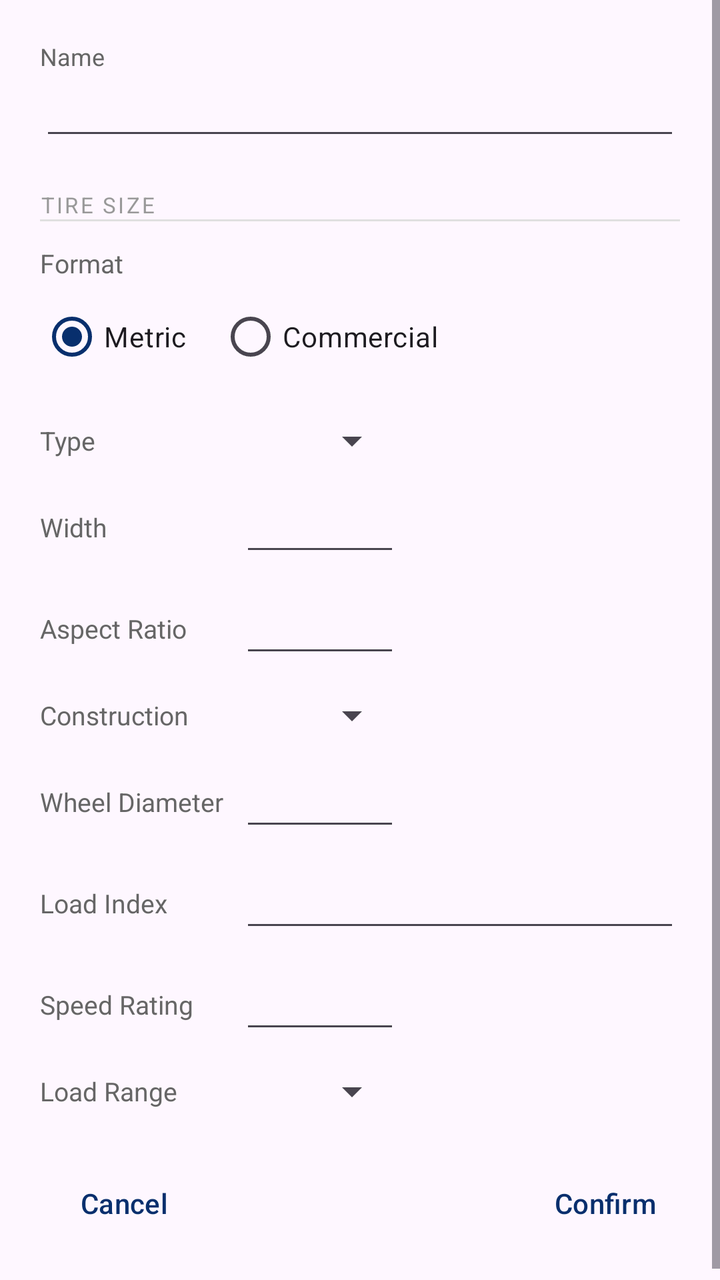
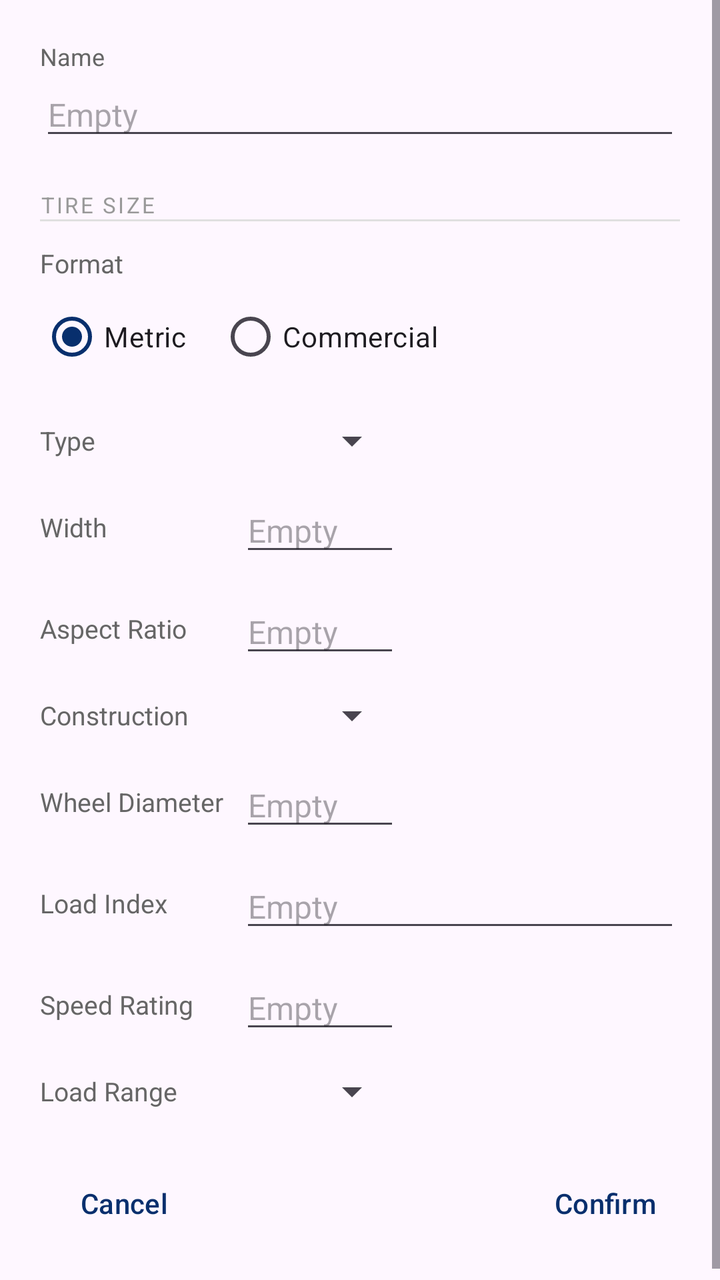

The first picture is an Android layout as it rendered before a commit; the second is the same layout after the commit. The layout source and the unified diff follow.
<!-- AndroidManifest.xml: application theme Theme.BarcodeScannerApp -->
<!-- res/layout/dialog_manual_entry.xml -->
<?xml version="1.0" encoding="utf-8"?>
<ScrollView xmlns:android="http://schemas.android.com/apk/res/android"
    android:layout_width="match_parent"
    android:layout_height="wrap_content">

    <LinearLayout
        android:layout_width="match_parent"
        android:layout_height="wrap_content"
        android:orientation="vertical"
        android:padding="20dp">

        <TextView
            android:layout_width="wrap_content"
            android:layout_height="wrap_content"
            android:text="Name"
            android:textSize="12sp"
            android:textColor="#666666" />

        <EditText
            android:id="@+id/brandInput"
            android:layout_width="match_parent"
            android:layout_height="wrap_content"
            android:hint=""
            android:inputType="text"
            android:textSize="16sp" />

        <TextView
            android:layout_width="wrap_content"
            android:layout_height="wrap_content"
            android:layout_marginTop="20dp"
            android:text="TIRE SIZE"
            android:textSize="11sp"
            android:textColor="#999999"
            android:letterSpacing="0.1" />

        <View
            android:layout_width="match_parent"
            android:layout_height="1dp"
            android:layout_marginBottom="12dp"
            android:background="#E0E0E0" />

        
        <TextView
            android:layout_width="wrap_content"
            android:layout_height="wrap_content"
            android:text="Format"
            android:textSize="13sp"
            android:textColor="#666666"
            android:layout_marginBottom="4dp" />

        
        <RadioGroup
            android:id="@+id/tireModeGroup"
            android:layout_width="wrap_content"
            android:layout_height="wrap_content"
            android:orientation="horizontal"
            android:layout_marginBottom="16dp">

            <RadioButton
                android:id="@+id/radioMetric"
                android:layout_width="wrap_content"
                android:layout_height="wrap_content"
                android:text="Metric"
                android:checked="true"
                android:layout_marginEnd="16dp" />

            <RadioButton
                android:id="@+id/radioCommercial"
                android:layout_width="wrap_content"
                android:layout_height="wrap_content"
                android:text="Commercial" />

        </RadioGroup>

        
        <LinearLayout
            android:id="@+id/rowPrefix"
            android:layout_width="match_parent"
            android:layout_height="wrap_content"
            android:orientation="horizontal"
            android:gravity="center_vertical"
            android:layout_marginBottom="12dp">

            <TextView
                android:layout_width="100dp"
                android:layout_height="wrap_content"
                android:text="Type"
                android:textSize="13sp"
                android:textColor="#666666" />

            <Spinner
                android:id="@+id/tirePrefixSpinner"
                android:layout_width="wrap_content"
                android:layout_height="wrap_content"
                android:minWidth="80dp" />

        </LinearLayout>

        <LinearLayout
            android:layout_width="match_parent"
            android:layout_height="wrap_content"
            android:orientation="horizontal"
            android:gravity="center_vertical"
            android:layout_marginBottom="12dp">

            <TextView
                android:layout_width="100dp"
                android:layout_height="wrap_content"
                android:text="Width"
                android:textSize="13sp"
                android:textColor="#666666" />

            <EditText
                android:id="@+id/tireWidthInput"
                android:layout_width="80dp"
                android:layout_height="wrap_content"
                android:hint=""
                android:inputType="number"
                android:maxLength="3"
                android:textSize="16sp" />

        </LinearLayout>

        
        <LinearLayout
            android:id="@+id/rowRatio"
            android:layout_width="match_parent"
            android:layout_height="wrap_content"
            android:orientation="horizontal"
            android:gravity="center_vertical"
            android:layout_marginBottom="12dp">

            <TextView
                android:layout_width="100dp"
                android:layout_height="wrap_content"
                android:text="Aspect Ratio"
                android:textSize="13sp"
                android:textColor="#666666" />

            <EditText
                android:id="@+id/tireRatioInput"
                android:layout_width="80dp"
                android:layout_height="wrap_content"
                android:hint=""
                android:inputType="number"
                android:maxLength="2"
                android:textSize="16sp" />

        </LinearLayout>

        <LinearLayout
            android:layout_width="match_parent"
            android:layout_height="wrap_content"
            android:orientation="horizontal"
            android:gravity="center_vertical"
            android:layout_marginBottom="12dp">

            <TextView
                android:layout_width="100dp"
                android:layout_height="wrap_content"
                android:text="Construction"
                android:textSize="13sp"
                android:textColor="#666666" />

            <Spinner
                android:id="@+id/tireConstructionSpinner"
                android:layout_width="wrap_content"
                android:layout_height="wrap_content"
                android:minWidth="80dp" />

        </LinearLayout>

        <LinearLayout
            android:layout_width="match_parent"
            android:layout_height="wrap_content"
            android:orientation="horizontal"
            android:gravity="center_vertical"
            android:layout_marginBottom="12dp">

            <TextView
                android:layout_width="100dp"
                android:layout_height="wrap_content"
                android:text="Wheel Diameter"
                android:textSize="13sp"
                android:textColor="#666666" />

            <EditText
                android:id="@+id/tireDiameterInput"
                android:layout_width="80dp"
                android:layout_height="wrap_content"
                android:hint=""
                android:inputType="numberDecimal"
                android:maxLength="4"
                android:textSize="16sp" />

        </LinearLayout>

        <LinearLayout
            android:layout_width="match_parent"
            android:layout_height="wrap_content"
            android:orientation="horizontal"
            android:gravity="center_vertical"
            android:layout_marginBottom="12dp">

            <TextView
                android:layout_width="100dp"
                android:layout_height="wrap_content"
                android:text="Load Index"
                android:textSize="13sp"
                android:textColor="#666666" />

            <EditText
                android:id="@+id/tireLoadIndexInput"
                android:layout_width="match_parent"
                android:layout_height="wrap_content"
                android:hint=""
                android:inputType="text"
                android:maxLength="10"
                android:textSize="16sp" />

        </LinearLayout>

        <LinearLayout
            android:layout_width="match_parent"
            android:layout_height="wrap_content"
            android:orientation="horizontal"
            android:gravity="center_vertical"
            android:layout_marginBottom="12dp">

            <TextView
                android:layout_width="100dp"
                android:layout_height="wrap_content"
                android:text="Speed Rating"
                android:textSize="13sp"
                android:textColor="#666666" />

            <EditText
                android:id="@+id/tireSpeedRatingInput"
                android:layout_width="80dp"
                android:layout_height="wrap_content"
                android:hint=""
                android:inputType="textCapCharacters"
                android:maxLength="2"
                android:textSize="16sp" />

        </LinearLayout>

        <LinearLayout
            android:layout_width="match_parent"
            android:layout_height="wrap_content"
            android:orientation="horizontal"
            android:gravity="center_vertical"
            android:layout_marginBottom="12dp">

            <TextView
                android:layout_width="100dp"
                android:layout_height="wrap_content"
                android:text="Load Range"
                android:textSize="13sp"
                android:textColor="#666666" />

            <Spinner
                android:id="@+id/plyRatingSpinner"
                android:layout_width="wrap_content"
                android:layout_height="wrap_content"
                android:minWidth="80dp" />

        </LinearLayout>

        <LinearLayout
            android:layout_width="match_parent"
            android:layout_height="wrap_content"
            android:layout_marginTop="8dp"
            android:orientation="horizontal"
            android:gravity="end">

            <Button
                android:id="@+id/cancelButton"
                style="?android:attr/buttonBarButtonStyle"
                android:layout_width="wrap_content"
                android:layout_height="wrap_content"
                android:text="Cancel" />

            <View
                android:layout_width="0dp"
                android:layout_height="1dp"
                android:layout_weight="1" />

            <Button
                android:id="@+id/confirmButton"
                android:layout_width="wrap_content"
                android:layout_height="wrap_content"
                android:text="Confirm"
                android:layout_marginStart="8dp"
                style="?android:attr/buttonBarButtonStyle" />

        </LinearLayout>

    </LinearLayout>

</ScrollView>
<!-- resources referenced by this layout -->
<resources>
  <style name="Theme.BarcodeScannerApp" parent="Base.Theme.BarcodeScannerApp" />
  <style name="Base.Theme.BarcodeScannerApp" parent="Theme.Material3.DayNight.NoActionBar">
          <item name="android:statusBarColor">#C11236</item>
          <item name="colorPrimary">@color/blue</item>
          <item name="colorSurface">@color/white</item>
          <item name="colorOnSurface">@color/black</item>
      </style>
  <color name="blue">#082F6D</color>
  <color name="white">#FFFFFFFF</color>
  <color name="black">#FF000000</color>
</resources>

<!-- the commit's change to res/layout/dialog_manual_entry.xml (unified diff, before → after) -->
@@ -20,7 +20,7 @@
             android:id="@+id/brandInput"
             android:layout_width="match_parent"
             android:layout_height="wrap_content"
-            android:hint=""
+            android:hint="Empty"
             android:inputType="text"
             android:textSize="16sp" />
 
@@ -114,7 +114,7 @@
                 android:id="@+id/tireWidthInput"
                 android:layout_width="80dp"
                 android:layout_height="wrap_content"
-                android:hint=""
+                android:hint="Empty"
                 android:inputType="number"
                 android:maxLength="3"
                 android:textSize="16sp" />
@@ -141,7 +141,7 @@
                 android:id="@+id/tireRatioInput"
                 android:layout_width="80dp"
                 android:layout_height="wrap_content"
-                android:hint=""
+                android:hint="Empty"
                 android:inputType="number"
                 android:maxLength="2"
                 android:textSize="16sp" />
@@ -188,7 +188,7 @@
                 android:id="@+id/tireDiameterInput"
                 android:layout_width="80dp"
                 android:layout_height="wrap_content"
-                android:hint=""
+                android:hint="Empty"
                 android:inputType="numberDecimal"
                 android:maxLength="4"
                 android:textSize="16sp" />
@@ -213,7 +213,7 @@
                 android:id="@+id/tireLoadIndexInput"
                 android:layout_width="match_parent"
                 android:layout_height="wrap_content"
-                android:hint=""
+                android:hint="Empty"
                 android:inputType="text"
                 android:maxLength="10"
                 android:textSize="16sp" />
@@ -238,7 +238,7 @@
                 android:id="@+id/tireSpeedRatingInput"
                 android:layout_width="80dp"
                 android:layout_height="wrap_content"
-                android:hint=""
+                android:hint="Empty"
                 android:inputType="textCapCharacters"
                 android:maxLength="2"
                 android:textSize="16sp" />
